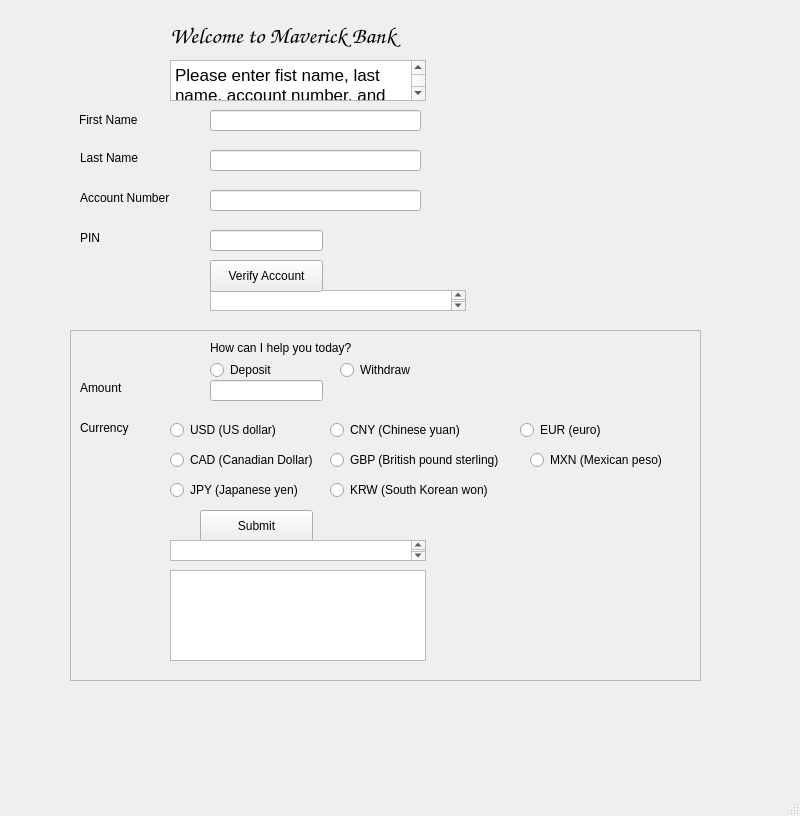
Old version of the form gui.ui in the repository SarahNakamura/CIST1620_FinalProject_2.
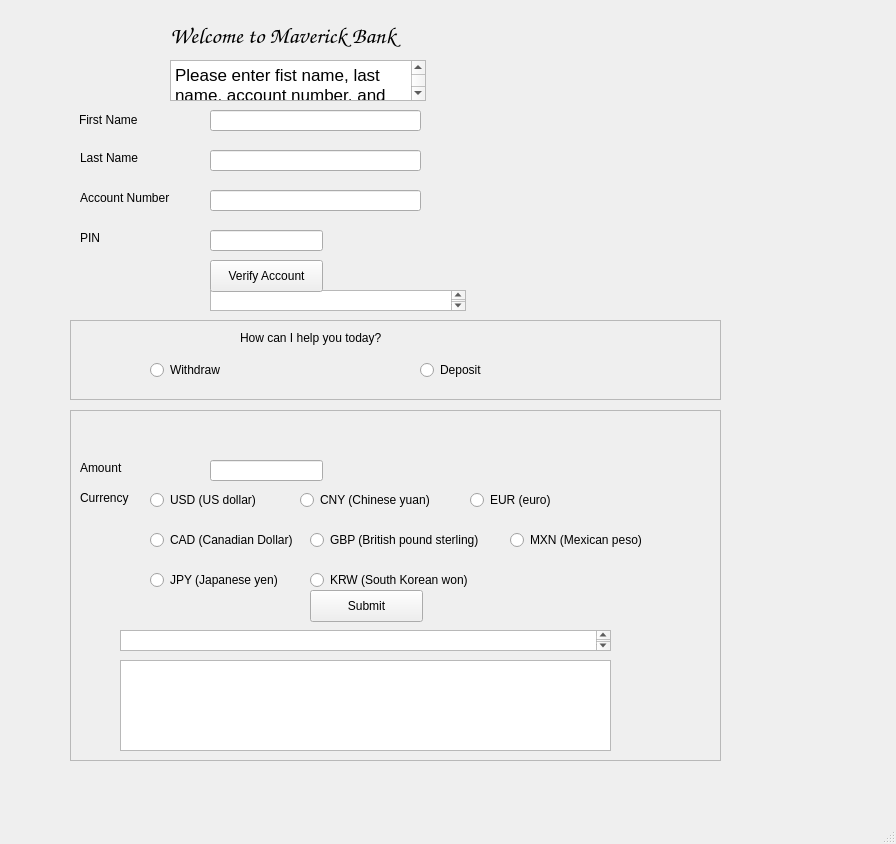
New version of the form.

The edit to the form file:
```diff
--- a/gui.ui
+++ b/gui.ui
@@ -6,8 +6,8 @@
    <rect>
     <x>0</x>
     <y>0</y>
-    <width>800</width>
-    <height>816</height>
+    <width>896</width>
+    <height>844</height>
    </rect>
   </property>
   <property name="windowTitle">
@@ -119,45 +119,6 @@
      </rect>
     </property>
    </widget>
-   <widget class="QRadioButton" name="deposit">
-    <property name="geometry">
-     <rect>
-      <x>210</x>
-      <y>360</y>
-      <width>100</width>
-      <height>20</height>
-     </rect>
-    </property>
-    <property name="text">
-     <string>Deposit</string>
-    </property>
-   </widget>
-   <widget class="QLabel" name="second_message">
-    <property name="geometry">
-     <rect>
-      <x>210</x>
-      <y>340</y>
-      <width>251</width>
-      <height>16</height>
-     </rect>
-    </property>
-    <property name="text">
-     <string>How can I help you today?</string>
-    </property>
-   </widget>
-   <widget class="QRadioButton" name="withdraw">
-    <property name="geometry">
-     <rect>
-      <x>340</x>
-      <y>360</y>
-      <width>171</width>
-      <height>20</height>
-     </rect>
-    </property>
-    <property name="text">
-     <string>Withdraw</string>
-    </property>
-   </widget>
    <widget class="QLineEdit" name="input_first">
     <property name="geometry">
      <rect>
@@ -198,34 +159,39 @@
      </rect>
     </property>
    </widget>
-   <widget class="QLabel" name="amount">
-    <property name="geometry">
-     <rect>
-      <x>80</x>
-      <y>380</y>
-      <width>60</width>
-      <height>16</height>
-     </rect>
-    </property>
-    <property name="text">
-     <string>Amount</string>
-    </property>
-   </widget>
-   <widget class="QLineEdit" name="input_amount">
+   <widget class="QPushButton" name="verify">
     <property name="geometry">
      <rect>
       <x>210</x>
-      <y>380</y>
+      <y>260</y>
       <width>113</width>
-      <height>21</height>
+      <height>32</height>
      </rect>
     </property>
+    <property name="text">
+     <string>Verify Account</string>
+    </property>
    </widget>
+   <widget class="QFrame" name="frame">
+    <property name="geometry">
+     <rect>
+      <x>70</x>
+      <y>410</y>
+      <width>651</width>
+      <height>351</height>
+     </rect>
+    </property>
+    <property name="frameShape">
+     <enum>QFrame::StyledPanel</enum>
+    </property>
+    <property name="frameShadow">
+     <enum>QFrame::Raised</enum>
+    </property>
    <widget class="QLabel" name="currency">
     <property name="geometry">
      <rect>
-      <x>80</x>
-      <y>420</y>
+       <x>10</x>
+       <y>80</y>
       <width>60</width>
       <height>16</height>
      </rect>
@@ -237,8 +203,8 @@
    <widget class="QRadioButton" name="rb_usd">
     <property name="geometry">
      <rect>
-      <x>170</x>
-      <y>420</y>
+       <x>80</x>
+       <y>80</y>
       <width>121</width>
       <height>20</height>
      </rect>
@@ -250,8 +216,8 @@
    <widget class="QRadioButton" name="rb_cyn">
     <property name="geometry">
      <rect>
-      <x>330</x>
-      <y>420</y>
+       <x>230</x>
+       <y>80</y>
       <width>151</width>
       <height>20</height>
      </rect>
@@ -263,8 +229,8 @@
    <widget class="QRadioButton" name="rb_eur">
     <property name="geometry">
      <rect>
-      <x>520</x>
-      <y>420</y>
+       <x>400</x>
+       <y>80</y>
       <width>100</width>
       <height>20</height>
      </rect>
@@ -273,11 +239,70 @@
      <string>EUR (euro)</string>
     </property>
    </widget>
+    <widget class="QLabel" name="amount">
+     <property name="geometry">
+      <rect>
+       <x>10</x>
+       <y>50</y>
+       <width>60</width>
+       <height>16</height>
+      </rect>
+     </property>
+     <property name="text">
+      <string>Amount</string>
+     </property>
+    </widget>
+    <widget class="QLineEdit" name="input_amount">
+     <property name="enabled">
+      <bool>true</bool>
+     </property>
+     <property name="geometry">
+      <rect>
+       <x>140</x>
+       <y>50</y>
+       <width>113</width>
+       <height>21</height>
+      </rect>
+     </property>
+    </widget>
+    <widget class="QTextBrowser" name="final_message">
+     <property name="geometry">
+      <rect>
+       <x>50</x>
+       <y>250</y>
+       <width>491</width>
+       <height>91</height>
+      </rect>
+     </property>
+    </widget>
+    <widget class="QPushButton" name="submit">
+     <property name="geometry">
+      <rect>
+       <x>240</x>
+       <y>180</y>
+       <width>113</width>
+       <height>32</height>
+      </rect>
+     </property>
+     <property name="text">
+      <string>Submit</string>
+     </property>
+    </widget>
+    <widget class="QTextBrowser" name="money_in_usd">
+     <property name="geometry">
+      <rect>
+       <x>50</x>
+       <y>220</y>
+       <width>491</width>
+       <height>21</height>
+      </rect>
+     </property>
+    </widget>
    <widget class="QRadioButton" name="rb_cad">
     <property name="geometry">
      <rect>
-      <x>170</x>
-      <y>450</y>
+       <x>80</x>
+       <y>120</y>
       <width>161</width>
       <height>20</height>
      </rect>
@@ -289,8 +314,8 @@
    <widget class="QRadioButton" name="rb_gbp">
     <property name="geometry">
      <rect>
-      <x>330</x>
-      <y>450</y>
+       <x>240</x>
+       <y>120</y>
       <width>191</width>
       <height>20</height>
      </rect>
@@ -299,11 +324,24 @@
      <string>GBP (British pound sterling)</string>
     </property>
    </widget>
+    <widget class="QRadioButton" name="rb_mxn">
+     <property name="geometry">
+      <rect>
+       <x>440</x>
+       <y>120</y>
+       <width>151</width>
+       <height>20</height>
+      </rect>
+     </property>
+     <property name="text">
+      <string>MXN (Mexican peso)</string>
+     </property>
+    </widget>
    <widget class="QRadioButton" name="rb_jpy">
     <property name="geometry">
      <rect>
-      <x>170</x>
-      <y>480</y>
+       <x>80</x>
+       <y>160</y>
       <width>141</width>
       <height>20</height>
      </rect>
@@ -312,24 +350,11 @@
      <string>JPY (Japanese yen)</string>
     </property>
    </widget>
-   <widget class="QRadioButton" name="rb_mxn">
-    <property name="geometry">
-     <rect>
-      <x>530</x>
-      <y>450</y>
-      <width>151</width>
-      <height>20</height>
-     </rect>
-    </property>
-    <property name="text">
-     <string>MXN (Mexican peso)</string>
-    </property>
-   </widget>
    <widget class="QRadioButton" name="rb_krw">
     <property name="geometry">
      <rect>
-      <x>330</x>
-      <y>480</y>
+       <x>240</x>
+       <y>160</y>
       <width>181</width>
       <height>20</height>
      </rect>
@@ -338,59 +363,14 @@
      <string>KRW (South Korean won)</string>
     </property>
    </widget>
-   <widget class="QTextBrowser" name="final_message">
-    <property name="geometry">
-     <rect>
-      <x>170</x>
-      <y>570</y>
-      <width>256</width>
-      <height>91</height>
-     </rect>
-    </property>
    </widget>
-   <widget class="QPushButton" name="submit">
-    <property name="geometry">
-     <rect>
-      <x>200</x>
-      <y>510</y>
-      <width>113</width>
-      <height>32</height>
-     </rect>
-    </property>
-    <property name="text">
-     <string>Submit</string>
-    </property>
-   </widget>
-   <widget class="QPushButton" name="verify">
-    <property name="geometry">
-     <rect>
-      <x>210</x>
-      <y>260</y>
-      <width>113</width>
-      <height>32</height>
-     </rect>
-    </property>
-    <property name="text">
-     <string>Verify Account</string>
-    </property>
-   </widget>
-   <widget class="QTextBrowser" name="money_in_usd">
-    <property name="geometry">
-     <rect>
-      <x>170</x>
-      <y>540</y>
-      <width>256</width>
-      <height>21</height>
-     </rect>
-    </property>
-   </widget>
-   <widget class="QFrame" name="frame">
+   <widget class="QFrame" name="frame_2">
     <property name="geometry">
      <rect>
       <x>70</x>
-      <y>330</y>
-      <width>631</width>
-      <height>351</height>
+      <y>320</y>
+      <width>651</width>
+      <height>80</height>
      </rect>
     </property>
     <property name="frameShape">
@@ -399,6 +379,45 @@
     <property name="frameShadow">
      <enum>QFrame::Raised</enum>
     </property>
+    <widget class="QLabel" name="second_message">
+     <property name="geometry">
+      <rect>
+       <x>170</x>
+       <y>10</y>
+       <width>251</width>
+       <height>16</height>
+      </rect>
+     </property>
+     <property name="text">
+      <string>How can I help you today?</string>
+     </property>
+    </widget>
+    <widget class="QRadioButton" name="withdraw">
+     <property name="geometry">
+      <rect>
+       <x>80</x>
+       <y>40</y>
+       <width>171</width>
+       <height>20</height>
+      </rect>
+     </property>
+     <property name="text">
+      <string>Withdraw</string>
+     </property>
+    </widget>
+    <widget class="QRadioButton" name="deposit">
+     <property name="geometry">
+      <rect>
+       <x>350</x>
+       <y>40</y>
+       <width>100</width>
+       <height>20</height>
+      </rect>
+     </property>
+     <property name="text">
+      <string>Deposit</string>
+     </property>
+    </widget>
    </widget>
   </widget>
   <widget class="QMenuBar" name="menubar">
@@ -406,7 +425,7 @@
     <rect>
      <x>0</x>
      <y>0</y>
-     <width>800</width>
+     <width>896</width>
      <height>37</height>
     </rect>
    </property>
```
Lines whose indentation alone changed are shown as unchanged.
